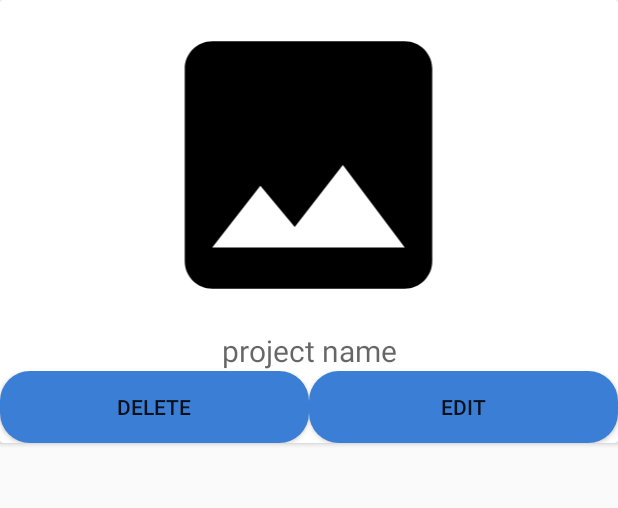
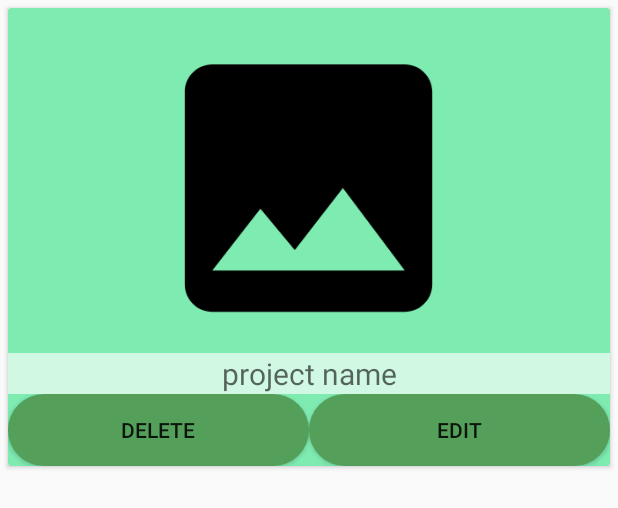
Before and after one commit to quoraboy/Crowd_Fund_Raising_MobileApp, an Android app: the layout dashboardlist.xml on its own in the app's theme, with its tools: preview values and no code run, on a phone screen of 412 x 824 dp. Shown: the top 508 px of the screen. Run offline under Robolectric (Android 15) with nearby library versions, the phone set to English and light mode, and no system bars.

Commit message:
error solved

```diff
--- a/app/src/main/res/drawable/roundbtn2.xml
+++ b/app/src/main/res/drawable/roundbtn2.xml
@@ -1,9 +1,9 @@
 <?xml version="1.0" encoding="utf-8"?>
 <shape xmlns:android="http://schemas.android.com/apk/res/android">
-    android:shape="rectangle" android:padding="10dp">
-    <solid android:color="#3B7ED5"/> <!-- this one is ths color of the Rounded Button -->
+    android:shape="rectangle" android:padding="15dp">
+    <solid android:color="#549F59"/> <!-- this one is ths color of the Rounded Button -->
     <corners
-        android:radius="20dp"
+        android:radius="30dp"
         />
 
 </shape>
--- a/app/src/main/res/drawable/roundedbtn.xml
+++ b/app/src/main/res/drawable/roundedbtn.xml
@@ -3,7 +3,7 @@
     android:shape="rectangle" android:padding="10dp">
     <solid android:color="#17BCE5"/> <!-- this one is ths color of the Rounded Button -->
     <corners
-        android:radius="20dp"
+        android:radius="30dp"
         />
 
 </shape>
--- a/app/src/main/res/layout/dashboardlist.xml
+++ b/app/src/main/res/layout/dashboardlist.xml
@@ -1,8 +1,10 @@
 <?xml version="1.0" encoding="utf-8"?>
-<android.support.v7.widget.CardView
-    xmlns:android="http://schemas.android.com/apk/res/android"
+<android.support.v7.widget.CardView xmlns:android="http://schemas.android.com/apk/res/android"
+    xmlns:app="http://schemas.android.com/apk/res-auto"
     android:layout_width="match_parent"
-    android:layout_height="wrap_content">
+    android:layout_height="wrap_content"
+    android:layout_margin="5dp"
+    app:cardBackgroundColor="@color/lightblue">
 
     <LinearLayout
         android:layout_width="match_parent"
@@ -15,6 +17,7 @@
             android:layout_width="330dp"
             android:layout_height="220dp"
             android:layout_gravity="center|center_horizontal"
+            android:layout_marginTop="10dp"
             android:src="@drawable/photo" />
 
         <TextView
@@ -26,28 +29,27 @@
             android:gravity="center_horizontal"
             android:hint="project name"
             android:textSize="20sp" />
+
         <LinearLayout
             android:layout_width="match_parent"
             android:layout_height="wrap_content"
             android:orientation="horizontal">
 
             <Button
+                android:id="@+id/del"
                 android:layout_width="wrap_content"
                 android:layout_height="match_parent"
                 android:layout_weight="1"
-                android:text="Delete"
-                android:id="@+id/del"
-                android:background="@drawable/roundbtn2"/>
+                android:background="@drawable/roundbtn2"
+                android:text="Delete" />
 
             <Button
                 android:id="@+id/edt"
                 android:layout_width="wrap_content"
                 android:layout_height="match_parent"
                 android:layout_weight="1"
-                android:text="Edit"
                 android:background="@drawable/roundbtn2"
-                />
-
+                android:text="Edit" />
 
 
         </LinearLayout>
--- a/app/src/main/res/layout/image_item.xml
+++ b/app/src/main/res/layout/image_item.xml
@@ -8,7 +8,8 @@
     android:layout_centerVertical="false"
     android:layout_gravity="center_horizontal"
     android:layout_marginTop="10dp"
-    app:cardBackgroundColor="#3DEF87">
+    android:layout_marginBottom="5dp"
+    app:cardBackgroundColor="@color/lightblue">
 
     <LinearLayout
         android:layout_width="match_parent"
@@ -22,6 +23,7 @@
             android:layout_width="330dp"
             android:layout_height="220dp"
             android:layout_gravity="center|center_horizontal"
+            android:layout_marginTop="10dp"
             android:src="@drawable/photo" />
 
         <TextView
--- a/app/src/main/res/layout/nav_header_navigation_drawer.xml
+++ b/app/src/main/res/layout/nav_header_navigation_drawer.xml
@@ -18,7 +18,7 @@
         android:layout_height="wrap_content"
         android:contentDescription="@string/nav_header_desc"
         android:paddingTop="@dimen/nav_header_vertical_spacing"
-        app:srcCompat="@mipmap/ic_launcher_round" />
+        app:srcCompat="@drawable/crowdfunding" />
 
     <TextView
         android:layout_width="match_parent"
--- a/app/src/main/res/values/colors.xml
+++ b/app/src/main/res/values/colors.xml
@@ -5,5 +5,6 @@
     <color name="colorAccent">#D81B60</color>
     <color name="purple">#491F92</color>
     <color name="blue">#17BCE5</color>
+    <color name="lightblue">#7EEBB1</color>
 
 </resources>
--- a/app/src/main/res/values/strings.xml
+++ b/app/src/main/res/values/strings.xml
@@ -1,10 +1,10 @@
 <resources>
     <string name="app_name">Hack</string>
-    <string name="title_activity_navigation_drawer">NavigationDrawer</string>
+    <string name="title_activity_navigation_drawer">Fund me</string>
     <string name="navigation_drawer_open">Open navigation drawer</string>
     <string name="navigation_drawer_close">Close navigation drawer</string>
-    <string name="nav_header_title">Android Studio</string>
-    <string name="nav_header_subtitle">android.studio@android.com</string>
+    <string name="nav_header_title">Welcome to</string>
+    <string name="nav_header_subtitle">Fund me</string>
     <string name="nav_header_desc">Navigation header</string>
     <string name="action_settings">Settings</string>
   <string name="Dashboard">Dashboard</string>
```
Also changed, not shown: app/src/main/res/drawable-v24/crowdfunding.png (added). Lines whose indentation alone changed are shown as unchanged.
